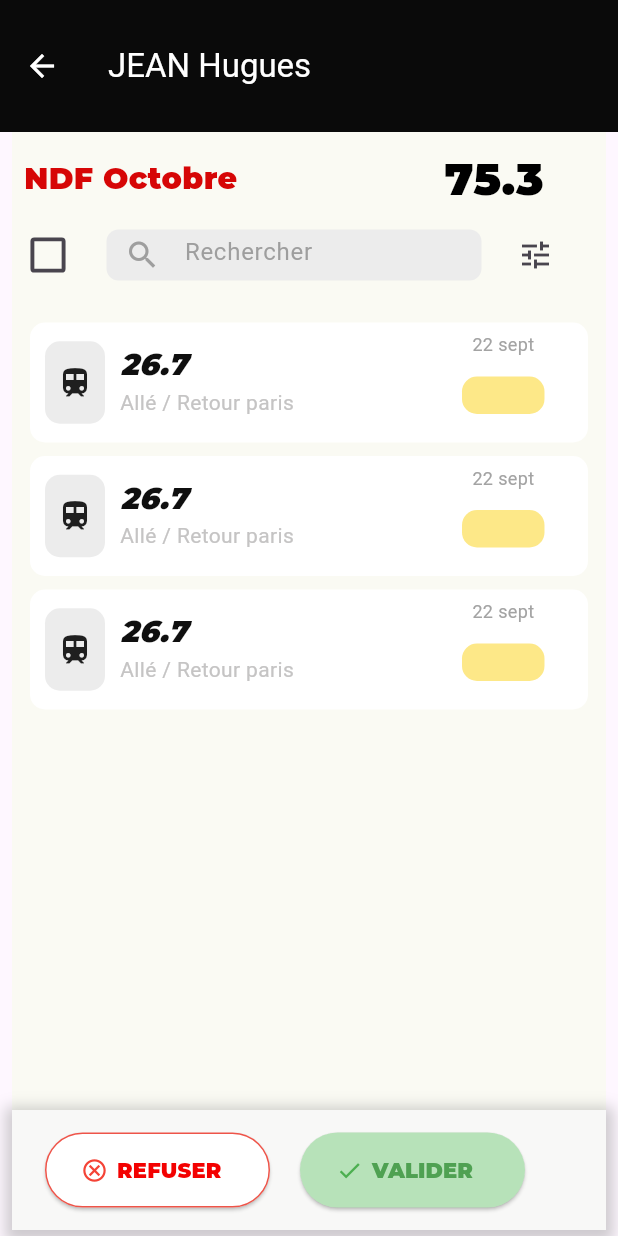
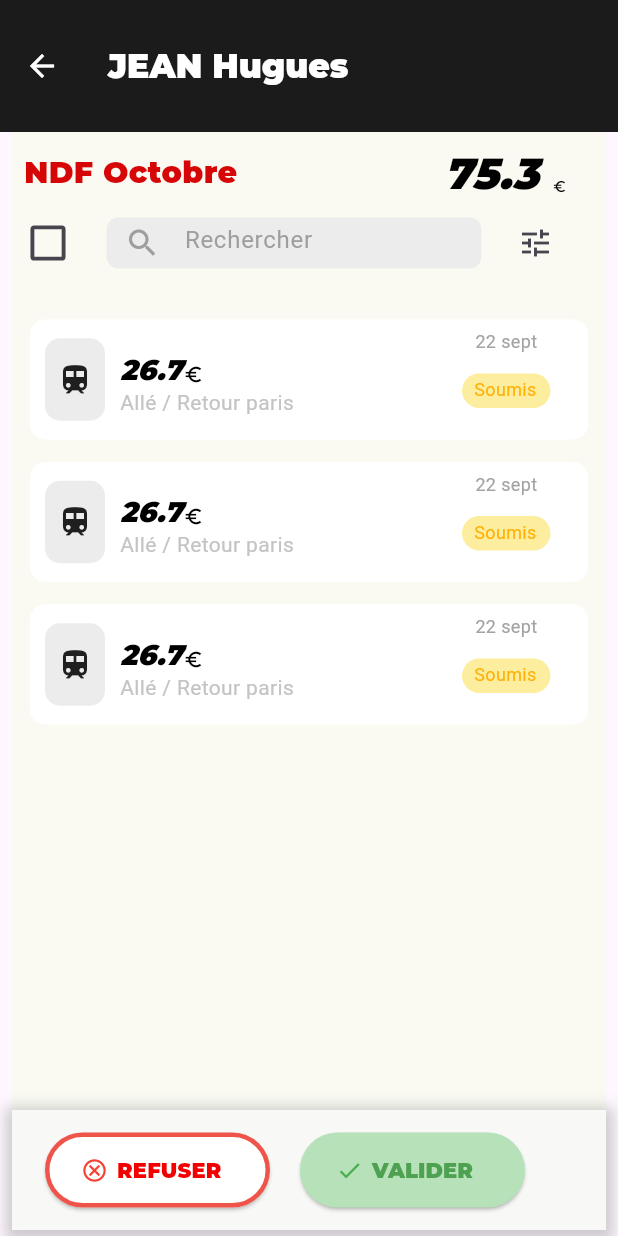
Before and after one commit to huguesJEAN18/Depot_Exercice2, a Flutter app: the screen it shows after launch, on a phone screen of 412 x 824 dp. Run offline on Flutter 3.47's test engine with Material 2 defaults, Android fonts, the light colour scheme and no system bars; drawn by our look-alikes of flutter_slidable; project files that could hold a hidden picture were left out.

Commit message:
Version béta

```diff
--- a/lib/main.dart
+++ b/lib/main.dart
@@ -1,5 +1,5 @@
 import 'package:flutter/material.dart';
-import 'package:exercice_2/user/user2_view.dart';
+import 'package:exercice_2/user/user_view.dart';
 
 void main() {
   runApp(const MyApp());
--- a/lib/user/user2_view.dart
+++ b/lib/user/user_view.dart
@@ -1,3 +1,4 @@
+import 'package:exercice_2/user/widget/user_apbar.dart';
 import 'package:exercice_2/user/widget/user_slidebar.dart';
 import 'package:flutter/material.dart';
 
@@ -16,8 +17,11 @@ class Users extends StatelessWidget {
           onPressed: () => Navigator.of(context).pop(),
         ),
         toolbarHeight: 88,
-        title: const Text("JEAN Hugues"),
-        backgroundColor: const Color.fromARGB(255, 10, 10, 10),
+        title: const Text(
+          "JEAN Hugues",
+          style: TextStyle(fontFamily: "Montserrat"),
+        ),
+        backgroundColor: const Color.fromARGB(255, 27, 27, 27),
         foregroundColor: Colors.white,
       ),
       body: Container(
@@ -107,7 +111,8 @@ Container refuserButton() {
       child: ElevatedButton(
         onPressed: () {},
         style: ElevatedButton.styleFrom(
-          side: const BorderSide(color: Color.fromARGB(255, 238, 84, 73)),
+          side: const BorderSide(
+              color: Color.fromARGB(255, 238, 84, 73), width: 3),
           backgroundColor: const Color.fromARGB(255, 255, 255, 255),
         ),
         child: const Row(
--- /dev/null
+++ b/lib/user/widget/user_apbar.dart
@@ -0,0 +1,33 @@
+import 'package:flutter/material.dart';
+
+class RoundedAppBarBackground extends StatelessWidget {
+  const RoundedAppBarBackground({super.key});
+
+  @override
+  Widget build(BuildContext context) {
+    return ClipPath(
+      clipper: RoundedAppBarClipper(), // Utilisez votre propre CustomClipper
+      child: Container(
+        height: 100.0, // Ajustez la hauteur selon vos préférences
+        color: Colors.blue, // Couleur de fond de l'appbar
+      ),
+    );
+  }
+}
+
+class RoundedAppBarClipper extends CustomClipper<Path> {
+  @override
+  Path getClip(Size size) {
+    final path = Path();
+    path.lineTo(0, size.height);
+    path.quadraticBezierTo(
+        size.width / 2, size.height + 20, size.width, size.height);
+    path.lineTo(size.width, 0);
+    return path;
+  }
+
+  @override
+  bool shouldReclip(CustomClipper<Path> oldClipper) {
+    return false;
+  }
+}
--- a/lib/user/widget/user_card.dart
+++ b/lib/user/widget/user_card.dart
@@ -1,52 +1,155 @@
+//import 'package:flutter/foundation.dart';
 import 'package:flutter/material.dart';
+import 'package:flutter_slidable/flutter_slidable.dart';
 
-class CardUSer extends StatefulWidget {
+class UserCard extends StatelessWidget {
   final double price;
   final String description;
   final String date;
-  const CardUSer(
-      {super.key,
-      required this.price,
-      required this.description,
-      required this.date});
 
-  @override
-  State<CardUSer> createState() => CardUSerState();
-}
-
-class CardUSerState extends State<CardUSer> {
+  const UserCard({
+    super.key,
+    required this.description,
+    required this.date,
+    required this.price,
+  });
   @override
   Widget build(BuildContext context) {
-    return Container(
-      margin: const EdgeInsets.all(12),
-      height: 160,
-      decoration: BoxDecoration(
-        borderRadius: BorderRadius.circular(10),
-        color: Colors.white,
+    return Slidable(
+      endActionPane: ActionPane(
+        extentRatio: 0.5,
+        motion: const StretchMotion(),
+        children: [
+          SlidableAction(
+              spacing: 4,
+              padding: const EdgeInsets.only(left: 4),
+              borderRadius: BorderRadius.circular(18),
+              backgroundColor: const Color.fromARGB(255, 243, 175, 175),
+              foregroundColor: Colors.red,
+              label: 'REFUSER',
+              icon: Icons.cancel_outlined,
+              onPressed: (context) => ()),
+          const Padding(padding: EdgeInsets.only(left: 5, top: 10)),
+          SlidableAction(
+              padding: const EdgeInsets.only(left: 4, top: 10),
+              spacing: 4,
+              borderRadius: BorderRadius.circular(12),
+              backgroundColor: const Color.fromARGB(255, 183, 226, 185),
+              icon: Icons.done,
+              label: 'ACEPTER',
+              foregroundColor: Colors.green,
+              onPressed: (context) => {}),
+        ],
       ),
-      child: const Column(children: []),
+      child: Container(
+          margin: const EdgeInsets.only(left: 12, right: 12, top: 15),
+          height: 80,
+          decoration: BoxDecoration(
+            borderRadius: BorderRadius.circular(10),
+            color: const Color.fromARGB(255, 255, 255, 255),
+          ),
+          child: Row(
+            children: [
+              iconLabel(),
+              Container(
+                //width: 70,
+                //height: 400,
+                margin: const EdgeInsets.only(top: 22),
+                child: Column(
+                    crossAxisAlignment: CrossAxisAlignment.start,
+                    mainAxisAlignment: MainAxisAlignment.start,
+                    children: [
+                      priceUser(price),
+                      Text(description,
+                          style: const TextStyle(
+                            color: Color.fromARGB(255, 197, 196, 196),
+                            fontSize: 14,
+                            fontFamily: 'Roboto',
+                          )),
+                    ]),
+              ),
+              Row(
+                children: [
+                  Container(
+                    margin: const EdgeInsets.only(left: 112, top: 6),
+                    child: Column(children: [
+                      SizedBox(
+                        height: 30,
+                        child: Text(date,
+                            style: const TextStyle(
+                              color: Color.fromARGB(255, 163, 163, 163),
+                              fontSize: 12,
+                              fontFamily: 'Roboto',
+                            )),
+                      ),
+                      submit(),
+                    ]),
+                  )
+                ],
+              ),
+            ],
+          )),
     );
   }
 }
 
-Text dateUserCard(String date) {
-  return Text(
-    date,
-    style: const TextStyle(
-      color: Color.fromARGB(255, 197, 196, 196),
-      fontSize: 12,
-      fontFamily: 'Montserrat',
+Container iconLabel() {
+  return Container(
+    margin: const EdgeInsets.all(10),
+    height: 55,
+    width: 40,
+    decoration: BoxDecoration(
+      borderRadius: BorderRadius.circular(10),
+      color: const Color.fromARGB(255, 236, 236, 236),
+    ),
+    child: const Icon(Icons.train),
+  );
+}
+
+Container submit() {
+  return Container(
+    padding: const EdgeInsets.only(left: 8, top: 2),
+    height: 23,
+    width: 59,
+    decoration: BoxDecoration(
+      borderRadius: BorderRadius.circular(15),
+      color: const Color.fromARGB(255, 252, 238, 158),
+    ),
+    child: const Text(
+      "Soumis",
+      style: TextStyle(
+        color: Color.fromARGB(255, 255, 177,
+            8), // Changer la couleur du texte en noir ou toute autre couleur de votre choix
+        fontSize: 12,
+        //fontFamily: "Monteserrat"
+        //
+      ),
     ),
   );
 }
 
-Text priceUserCard(Text price) {
-  return Text(
-    '$price',
-    style: const TextStyle(
-      color: Color.fromARGB(255, 197, 196, 196),
-      fontSize: 12,
-      fontFamily: 'Montserrat-Light',
+RichText priceUser(price) {
+  return RichText(
+    text: TextSpan(
+      children: [
+        TextSpan(
+          text: '$price', // Votre montant ici
+          style: const TextStyle(
+            color: Colors.black, // Couleur du montant
+            fontSize: 19, // Ajustez la taille du montant selon vos préférences
+            fontFamily: 'Montserrat', // Police de caractères du montant
+            fontStyle: FontStyle.italic,
+            fontWeight: FontWeight.w900,
+          ),
+        ),
+        const WidgetSpan(
+          child: Icon(
+            Icons.euro_symbol, // Utilisez l'icône Euro
+            size: 14, // Ajustez la taille de l'icône selon vos préférences
+            color: Colors.black, // Couleur de l'icône
+          ),
+        ),
+      ],
     ),
   );
 }
--- a/lib/user/widget/user_header.dart
+++ b/lib/user/widget/user_header.dart
@@ -1,5 +1,5 @@
 //import 'dart:ffi';
-import 'usr_card.dart';
+
 import 'package:flutter/material.dart';
 
 // ignore: camel_case_types
@@ -12,10 +12,8 @@ class HeaderUser extends StatelessWidget {
 
   @override
   Widget build(BuildContext context) {
-    return Container(
-      child: Column(children: [
-        Container(
-          child: Row(children: [
+    return Column(children: [
+      Row(children: [
         const Padding(
           padding: EdgeInsets.only(left: 8),
         ),
@@ -25,23 +23,36 @@ class HeaderUser extends StatelessWidget {
         ),
         priceText('$priceTotal '),
       ]),
-        ),
       const Padding(
         padding: EdgeInsets.only(top: 5),
       ),
-      ]),
-    );
+    ]);
   }
 }
 
-Text priceText(priceTotal) {
-  return Text(
-    priceTotal,
+RichText priceText(price) {
+  return RichText(
+    text: TextSpan(
+      children: [
+        TextSpan(
+          text: '$price', // Votre montant ici
           style: const TextStyle(
-        color: Colors.black,
-        fontSize: 30,
-        fontFamily: 'Montserrat',
-        fontWeight: FontWeight.w100),
+            color: Colors.black, // Couleur du montant
+            fontSize: 29, // Ajustez la taille du montant selon vos préférences
+            fontFamily: 'Montserrat', // Police de caractères du montant
+            fontStyle: FontStyle.italic,
+            fontWeight: FontWeight.w300,
+          ),
+        ),
+        const WidgetSpan(
+          child: Icon(
+            Icons.euro_symbol, // Utilisez l'icône Euro
+            size: 10, // Ajustez la taille de l'icône selon vos préférences
+            color: Colors.black, // Couleur de l'icône
+          ),
+        ),
+      ],
+    ),
   );
 }
 
--- a/lib/user/widget/user_slidebar.dart
+++ b/lib/user/widget/user_slidebar.dart
@@ -1,6 +1,5 @@
-import 'package:exercice_2/user/widget/usr_card.dart';
+import 'package:exercice_2/user/widget/user_card.dart';
 import 'package:flutter/material.dart';
-import 'package:flutter_slidable/flutter_slidable.dart';
 
 class SlidableList extends StatelessWidget {
   const SlidableList({super.key});
--- a/lib/user/widget/usr_card.dart
+++ /dev/null
@@ -1,136 +0,0 @@
-import 'package:flutter/foundation.dart';
-import 'package:flutter/material.dart';
-import 'package:flutter_slidable/flutter_slidable.dart';
-import 'user_header.dart';
-
-class UserCard extends StatelessWidget {
-  final double price;
-  final String description;
-  final String date;
-
-  const UserCard({
-    super.key,
-    required this.description,
-    required this.date,
-    required this.price,
-  });
-  @override
-  Widget build(BuildContext context) {
-    return Slidable(
-      endActionPane: ActionPane(
-        //extentRatio: 10,
-        motion: const StretchMotion(),
-        children: [
-          SlidableAction(
-              padding: const EdgeInsets.only(left: 4),
-              spacing: 4,
-              borderRadius: BorderRadius.circular(12),
-              backgroundColor: const Color.fromARGB(255, 183, 226, 185),
-              icon: Icons.done,
-              label: 'ACEPTER',
-              foregroundColor: Colors.green,
-              onPressed: (context) => {conpteur(price)}),
-          const Padding(padding: EdgeInsets.only(left: 5)),
-          SlidableAction(
-              padding: const EdgeInsets.only(left: 4),
-              borderRadius: BorderRadius.circular(12),
-              backgroundColor: const Color.fromARGB(255, 243, 175, 175),
-              foregroundColor: Colors.red,
-              label: 'REFUSER',
-              icon: Icons.cancel_outlined,
-              onPressed: (context) => ())
-        ],
-      ),
-      child: Container(
-          margin: const EdgeInsets.only(left: 12, right: 12, top: 9),
-          height: 80,
-          decoration: BoxDecoration(
-            borderRadius: BorderRadius.circular(10),
-            color: const Color.fromARGB(255, 255, 255, 255),
-          ),
-          child: Row(
-            children: [
-              iconLabel(),
-              Container(
-                //width: 70,
-                //height: 400,
-                margin: const EdgeInsets.only(top: 14),
-                child: Column(
-                    crossAxisAlignment: CrossAxisAlignment.start,
-                    mainAxisAlignment: MainAxisAlignment.start,
-                    children: [
-                      Text('$price ',
-                          textAlign: TextAlign.left,
-                          style: const TextStyle(
-                              color: Color.fromARGB(255, 15, 15, 15),
-                              fontSize: 20,
-                              fontFamily: 'Montserrat',
-                              fontStyle: FontStyle.italic,
-                              fontWeight: FontWeight.w900)),
-                      Text(description,
-                          style: const TextStyle(
-                            color: Color.fromARGB(255, 197, 196, 196),
-                            fontSize: 14,
-                            fontFamily: 'Roboto',
-                          )),
-                    ]),
-              ),
-              Row(
-                children: [
-                  Container(
-                    margin: const EdgeInsets.only(left: 112, top: 6),
-                    child: Column(children: [
-                      SizedBox(
-                        height: 30,
-                        child: Text(date,
-                            style: const TextStyle(
-                              color: Color.fromARGB(255, 163, 163, 163),
-                              fontSize: 12,
-                              fontFamily: 'Roboto',
-                            )),
-                      ),
-                      submit(),
-                    ]),
-                  )
-                ],
-              ),
-            ],
-          )),
-    );
-  }
-}
-
-Container iconLabel() {
-  return Container(
-    margin: const EdgeInsets.all(10),
-    height: 55,
-    width: 40,
-    decoration: BoxDecoration(
-      borderRadius: BorderRadius.circular(10),
-      color: const Color.fromARGB(255, 236, 236, 236),
-    ),
-    child: const Icon(Icons.train),
-  );
-}
-
-Container submit() {
-  return Container(
-      padding: const EdgeInsets.all(12),
-      height: 25,
-      width: 55,
-      decoration: BoxDecoration(
-        borderRadius: BorderRadius.circular(10),
-        color: const Color.fromARGB(255, 253, 232, 136),
-      ),
-      child: const Text(
-        "Soumis",
-        style: TextStyle(
-          color: Color.fromARGB(255, 14, 13, 13),
-          fontSize: 22,
-        ),
-      ));
-}
-
-void conpteur(price) {
-  return price;
-}
--- a/pubspec.yaml
+++ b/pubspec.yaml
@@ -67,7 +67,7 @@ flutter:
       fonts:
         - asset: asset/fonts/Montserrat-Black.ttf
           style: italic
-          weight: 500
+          weight: 200
 
 
   # For details regarding fonts from package dependencies,
```
Lines whose indentation alone changed are shown as unchanged.
